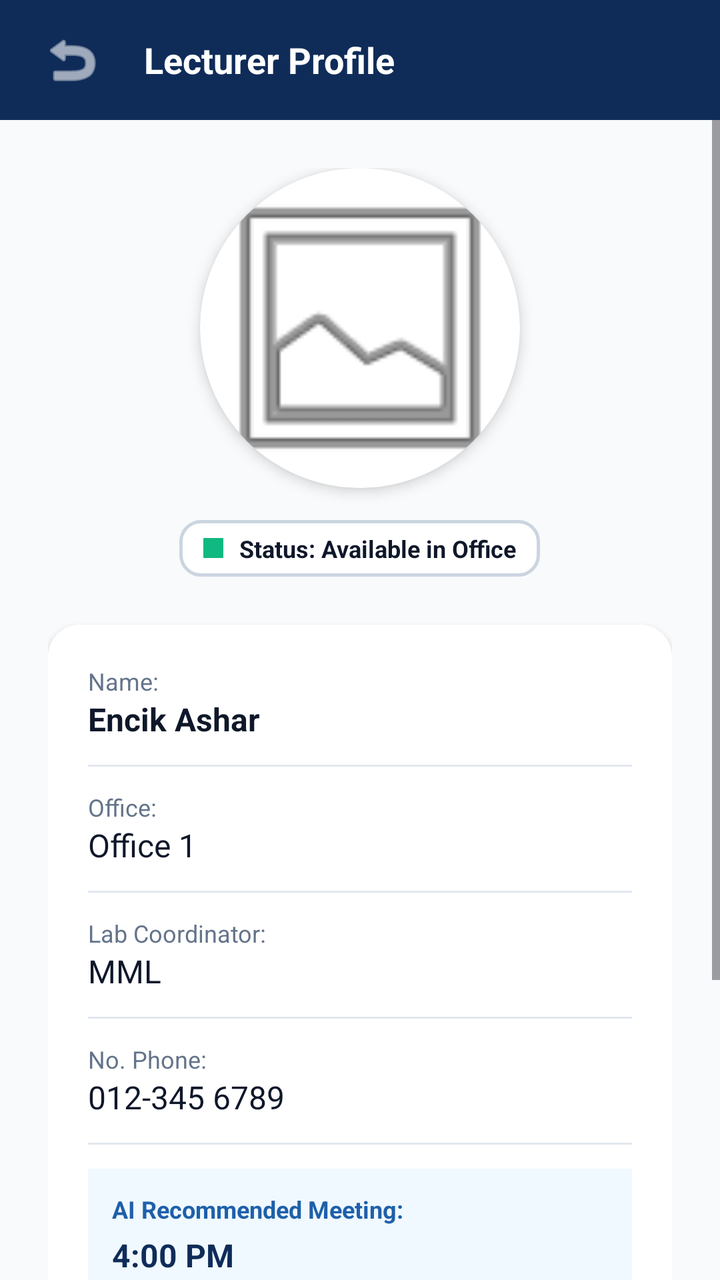
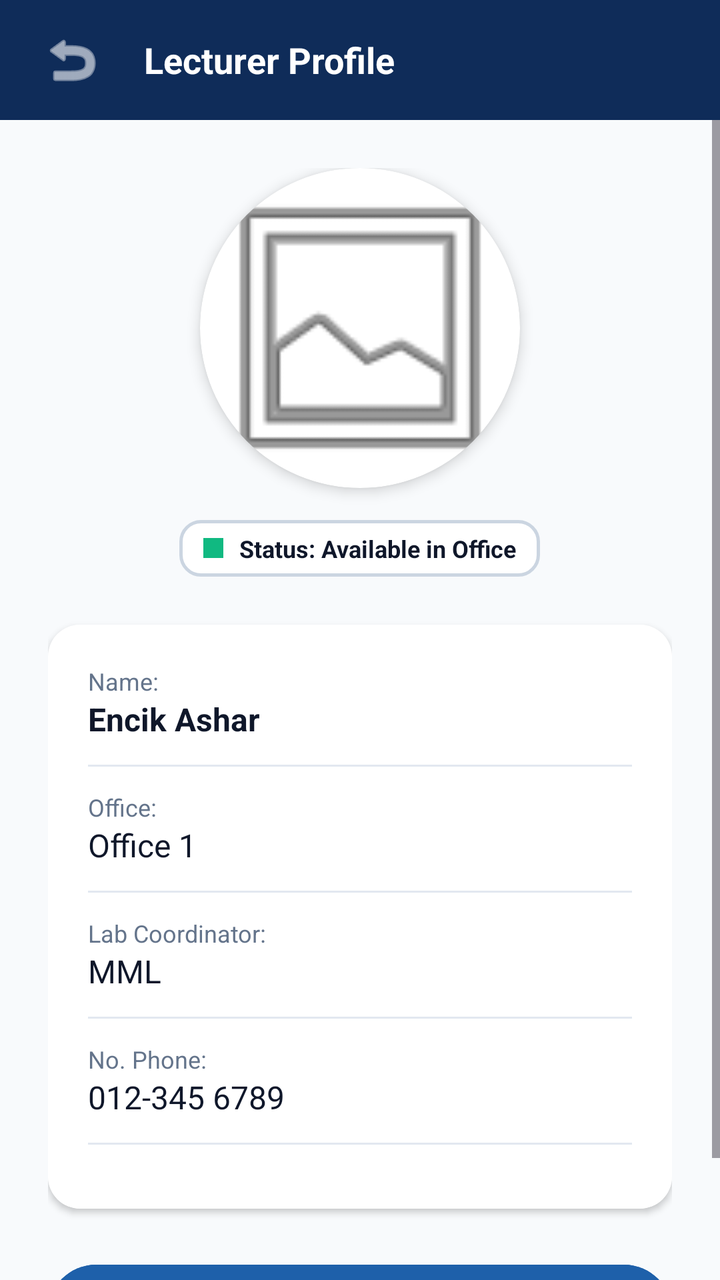

Screens rendered from an Android XML layout before and after an edit, with the pre-edit source and the edit as a unified diff.
<!-- AndroidManifest.xml: application theme Theme.Fyp1 -->
<!-- res/layout/activity_lecturer_detail.xml -->
<?xml version="1.0" encoding="utf-8"?>
<LinearLayout xmlns:android="http://schemas.android.com/apk/res/android"
    xmlns:app="http://schemas.android.com/apk/res-auto"
    xmlns:tools="http://schemas.android.com/tools"
    android:layout_width="match_parent"
    android:layout_height="match_parent"
    android:background="@color/bg_page_light"
    android:fitsSystemWindows="true"
    android:orientation="vertical"
    tools:context=".LecturerDetailActivity">

    
    <LinearLayout
        android:layout_width="match_parent"
        android:layout_height="60dp"
        android:background="@color/campus_navy"
        android:gravity="center_vertical"
        android:orientation="horizontal"
        android:paddingStart="16dp"
        android:paddingEnd="16dp">

        <ImageButton
            android:id="@+id/btnBack"
            android:layout_width="40dp"
            android:layout_height="40dp"
            android:background="?android:attr/selectableItemBackgroundBorderless"
            android:contentDescription="@string/back"
            android:src="@android:drawable/ic_menu_revert"
            app:tint="@color/text_light" />

        <TextView
            android:layout_width="wrap_content"
            android:layout_height="wrap_content"
            android:layout_marginStart="16dp"
            android:text="@string/title_lecturer_profile"
            android:textColor="@color/text_light"
            android:textSize="18sp"
            android:textStyle="bold" />
    </LinearLayout>

    <ScrollView
        android:layout_width="match_parent"
        android:layout_height="match_parent">

        <LinearLayout
            android:layout_width="match_parent"
            android:layout_height="wrap_content"
            android:gravity="center_horizontal"
            android:orientation="vertical"
            android:padding="24dp">

            
            <androidx.cardview.widget.CardView
                android:layout_width="160dp"
                android:layout_height="160dp"
                app:cardCornerRadius="80dp"
                app:cardElevation="4dp">

                <ImageView
                    android:id="@+id/ivDetailProfile"
                    android:layout_width="match_parent"
                    android:layout_height="match_parent"
                    android:scaleType="centerCrop"
                    android:src="@android:drawable/ic_menu_gallery" />
            </androidx.cardview.widget.CardView>

            
            <LinearLayout
                android:layout_width="wrap_content"
                android:layout_height="wrap_content"
                android:layout_marginTop="16dp"
                android:background="@drawable/bg_input_modern"
                android:gravity="center_vertical"
                android:paddingStart="12dp"
                android:paddingTop="6dp"
                android:paddingEnd="12dp"
                android:paddingBottom="6dp">

                <View
                    android:id="@+id/viewStatusIndicator"
                    android:layout_width="10dp"
                    android:layout_height="10dp"
                    android:background="@color/status_available" />

                <TextView
                    android:id="@+id/tvStatusText"
                    android:layout_width="wrap_content"
                    android:layout_height="wrap_content"
                    android:layout_marginStart="8dp"
                    android:text="@string/status_in_office"
                    android:textColor="@color/text_primary"
                    android:textSize="12sp"
                    android:textStyle="bold" />
            </LinearLayout>

            
            <androidx.cardview.widget.CardView
                android:layout_width="match_parent"
                android:layout_height="wrap_content"
                android:layout_marginTop="24dp"
                app:cardCornerRadius="16dp"
                app:cardElevation="2dp">

                <LinearLayout
                    android:layout_width="match_parent"
                    android:layout_height="wrap_content"
                    android:background="@color/surface_white"
                    android:orientation="vertical"
                    android:padding="20dp">

                    <TextView
                        android:layout_width="wrap_content"
                        android:layout_height="wrap_content"
                        android:text="@string/label_name"
                        android:textColor="@color/text_secondary"
                        android:textSize="12sp" />

                    <TextView
                        android:id="@+id/tvDetailName"
                        android:layout_width="wrap_content"
                        android:layout_height="wrap_content"
                        android:text="Encik Ashar"
                        android:textColor="@color/text_primary"
                        android:textSize="16sp"
                        android:textStyle="bold" />

                    <View
                        android:layout_width="match_parent"
                        android:layout_height="1dp"
                        android:layout_marginTop="12dp"
                        android:layout_marginBottom="12dp"
                        android:background="@color/border_slate" />

                    <TextView
                        android:layout_width="wrap_content"
                        android:layout_height="wrap_content"
                        android:text="@string/label_office"
                        android:textColor="@color/text_secondary"
                        android:textSize="12sp" />

                    <TextView
                        android:id="@+id/tvDetailOffice"
                        android:layout_width="wrap_content"
                        android:layout_height="wrap_content"
                        android:text="Office 1"
                        android:textColor="@color/text_primary"
                        android:textSize="16sp" />

                    <View
                        android:layout_width="match_parent"
                        android:layout_height="1dp"
                        android:layout_marginTop="12dp"
                        android:layout_marginBottom="12dp"
                        android:background="@color/border_slate" />

                    <TextView
                        android:layout_width="wrap_content"
                        android:layout_height="wrap_content"
                        android:text="@string/label_lab_coordinator"
                        android:textColor="@color/text_secondary"
                        android:textSize="12sp" />

                    <TextView
                        android:id="@+id/tvDetailLab"
                        android:layout_width="wrap_content"
                        android:layout_height="wrap_content"
                        android:text="MML"
                        android:textColor="@color/text_primary"
                        android:textSize="16sp" />

                    <View
                        android:layout_width="match_parent"
                        android:layout_height="1dp"
                        android:layout_marginTop="12dp"
                        android:layout_marginBottom="12dp"
                        android:background="@color/border_slate" />

                    <TextView
                        android:layout_width="wrap_content"
                        android:layout_height="wrap_content"
                        android:text="@string/label_phone"
                        android:textColor="@color/text_secondary"
                        android:textSize="12sp" />

                    <TextView
                        android:id="@+id/tvDetailPhone"
                        android:layout_width="wrap_content"
                        android:layout_height="wrap_content"
                        android:text="012-345 6789"
                        android:textColor="@color/text_primary"
                        android:textSize="16sp" />

                    <View
                        android:layout_width="match_parent"
                        android:layout_height="1dp"
                        android:layout_marginTop="12dp"
                        android:layout_marginBottom="12dp"
                        android:background="@color/border_slate" />

                    
                    <LinearLayout
                        android:layout_width="match_parent"
                        android:layout_height="wrap_content"
                        android:background="#F0F9FF"
                        android:orientation="vertical"
                        android:padding="12dp">

                        <TextView
                            android:layout_width="wrap_content"
                            android:layout_height="wrap_content"
                            android:text="@string/label_ai_meeting"
                            android:textColor="@color/campus_blue"
                            android:textSize="12sp"
                            android:textStyle="bold" />

                        <TextView
                            android:id="@+id/tvDetailAiTime"
                            android:layout_width="wrap_content"
                            android:layout_height="wrap_content"
                            android:layout_marginTop="4dp"
                            android:text="4:00 PM"
                            android:textColor="@color/campus_navy"
                            android:textSize="16sp"
                            android:textStyle="bold" />
                    </LinearLayout>

                </LinearLayout>
            </androidx.cardview.widget.CardView>

            
            <LinearLayout
                android:layout_width="match_parent"
                android:layout_height="wrap_content"
                android:layout_marginTop="24dp"
                android:orientation="vertical">

                <Button
                    android:id="@+id/btnContactWhatsApp"
                    android:layout_width="match_parent"
                    android:layout_height="56dp"
                    android:backgroundTint="@color/campus_blue"
                    android:text="@string/btn_whatsapp"
                    android:textAllCaps="false"
                    android:textColor="@color/text_light" />

                <Button
                    android:id="@+id/btnAiAssistant"
                    android:layout_width="match_parent"
                    android:layout_height="56dp"
                    android:layout_marginTop="12dp"
                    android:backgroundTint="@color/surface_white"
                    android:text="@string/btn_ask_ai"
                    android:textAllCaps="false"
                    android:textColor="@color/campus_navy" />
            </LinearLayout>

        </LinearLayout>
    </ScrollView>

</LinearLayout>
<!-- resources referenced by this layout -->
<resources>
  <color name="bg_page_light">#F8FAFC</color>
  <color name="border_slate">#E2E8F0</color>
  <color name="campus_blue">#1E60AA</color>
  <color name="campus_navy">#0F2C59</color>
  <color name="status_available">#10B981</color>
  <color name="surface_white">#FFFFFF</color>
  <color name="text_light">#FFFFFF</color>
  <color name="text_primary">#0F172A</color>
  <color name="text_secondary">#64748B</color>
  <!-- drawable bg_input_modern (drawable) -->
  <?xml version="1.0" encoding="utf-8"?>
  <shape xmlns:android="http://schemas.android.com/apk/res/android"
      android:shape="rectangle">
      <solid android:color="#FFFFFF" />
      <corners android:radius="10dp" />
      <stroke android:width="1.5dp" android:color="#CBD5E1" />
  </shape>
  <string name="back">Back</string>
  <string name="btn_ask_ai">Ask AI Assistant</string>
  <string name="btn_whatsapp">Contact via WhatsApp</string>
  <string name="label_ai_meeting">AI Recommended Meeting:</string>
  <string name="label_lab_coordinator">Lab Coordinator:</string>
  <string name="label_name">Name:</string>
  <string name="label_office">Office:</string>
  <string name="label_phone">No. Phone:</string>
  <string name="status_in_office">Status: Available in Office</string>
  <string name="title_lecturer_profile">Lecturer Profile</string>
  <style name="Theme.Fyp1" parent="Base.Theme.Fyp1" />
  <style name="Base.Theme.Fyp1" parent="Theme.Material3.Light.NoActionBar">
          
          
      </style>
</resources>

<!-- the commit's change to res/layout/activity_lecturer_detail.xml (unified diff, before → after) -->
@@ -197,33 +197,6 @@
                         android:layout_marginBottom="12dp"
                         android:background="@color/border_slate" />
 
-                    
-                    <LinearLayout
-                        android:layout_width="match_parent"
-                        android:layout_height="wrap_content"
-                        android:background="#F0F9FF"
-                        android:orientation="vertical"
-                        android:padding="12dp">
-
-                        <TextView
-                            android:layout_width="wrap_content"
-                            android:layout_height="wrap_content"
-                            android:text="@string/label_ai_meeting"
-                            android:textColor="@color/campus_blue"
-                            android:textSize="12sp"
-                            android:textStyle="bold" />
-
-                        <TextView
-                            android:id="@+id/tvDetailAiTime"
-                            android:layout_width="wrap_content"
-                            android:layout_height="wrap_content"
-                            android:layout_marginTop="4dp"
-                            android:text="4:00 PM"
-                            android:textColor="@color/campus_navy"
-                            android:textSize="16sp"
-                            android:textStyle="bold" />
-                    </LinearLayout>
-
                 </LinearLayout>
             </androidx.cardview.widget.CardView>
 
@@ -242,16 +215,6 @@
                     android:text="@string/btn_whatsapp"
                     android:textAllCaps="false"
                     android:textColor="@color/text_light" />
-
-                <Button
-                    android:id="@+id/btnAiAssistant"
-                    android:layout_width="match_parent"
-                    android:layout_height="56dp"
-                    android:layout_marginTop="12dp"
-                    android:backgroundTint="@color/surface_white"
-                    android:text="@string/btn_ask_ai"
-                    android:textAllCaps="false"
-                    android:textColor="@color/campus_navy" />
             </LinearLayout>
 
         </LinearLayout>
<!-- resource entries referenced after the edit -->
@@ -18,9 +18,7 @@
       <stroke android:width="1.5dp" android:color="#CBD5E1" />
   </shape>
   <string name="back">Back</string>
-  <string name="btn_ask_ai">Ask AI Assistant</string>
   <string name="btn_whatsapp">Contact via WhatsApp</string>
-  <string name="label_ai_meeting">AI Recommended Meeting:</string>
   <string name="label_lab_coordinator">Lab Coordinator:</string>
   <string name="label_name">Name:</string>
   <string name="label_office">Office:</string>
